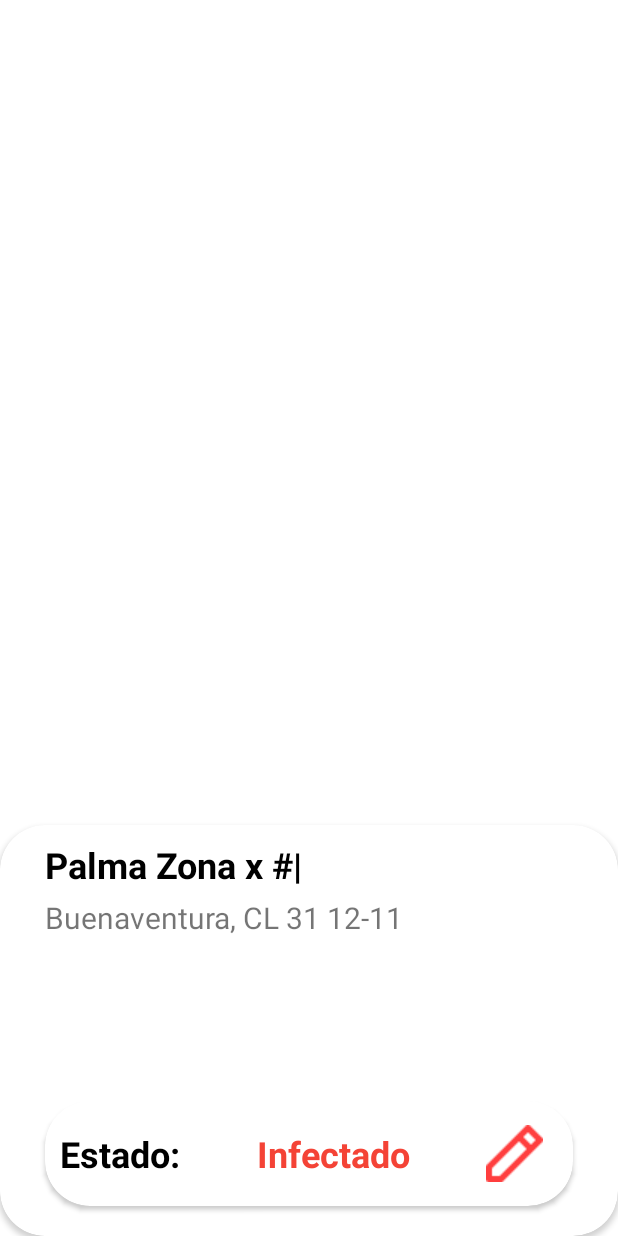
After one commit to anderson-154/SmarTree, an Android app: the fragment PinMapFragment shown on its own in the app's theme, on a phone screen of 412 x 824 dp. The commit adds this screen. Run offline under Robolectric (Android 15) with nearby library versions, the phone set to English and light mode, and no system bars.

Commit message:
feature(maps): Screens

```diff
--- a/app/build.gradle
+++ b/app/build.gradle
@@ -3,6 +3,7 @@ plugins {
     id 'org.jetbrains.kotlin.android'
     id 'kotlin-android-extensions'
     id 'com.google.gms.google-services'
+    id 'com.google.android.libraries.mapsplatform.secrets-gradle-plugin'
 }
 
 android {
@@ -49,6 +50,7 @@ dependencies {
     implementation 'com.google.firebase:firebase-auth-ktx:21.1.0'
     implementation 'com.google.firebase:firebase-firestore-ktx:24.4.3'
     implementation 'com.google.firebase:firebase-storage-ktx:20.1.0'
+    implementation 'com.google.android.gms:play-services-maps:18.1.0'
     testImplementation 'junit:junit:4.13.2'
     androidTestImplementation 'androidx.test.ext:junit:1.1.5'
     androidTestImplementation 'androidx.test.espresso:espresso-core:3.5.1'
--- /dev/null
+++ b/app/src/main/java/com/example/smartree/PinMapFragment.kt
@@ -0,0 +1,59 @@
+package com.example.smartree
+
+import android.os.Bundle
+import androidx.fragment.app.Fragment
+import android.view.LayoutInflater
+import android.view.View
+import android.view.ViewGroup
+
+// TODO: Rename parameter arguments, choose names that match
+// the fragment initialization parameters, e.g. ARG_ITEM_NUMBER
+private const val ARG_PARAM1 = "param1"
+private const val ARG_PARAM2 = "param2"
+
+/**
+ * A simple [Fragment] subclass.
+ * Use the [PinMapFragment.newInstance] factory method to
+ * create an instance of this fragment.
+ */
+class PinMapFragment : Fragment() {
+    // TODO: Rename and change types of parameters
+    private var param1: String? = null
+    private var param2: String? = null
+
+    override fun onCreate(savedInstanceState: Bundle?) {
+        super.onCreate(savedInstanceState)
+        arguments?.let {
+            param1 = it.getString(ARG_PARAM1)
+            param2 = it.getString(ARG_PARAM2)
+        }
+    }
+
+    override fun onCreateView(
+        inflater: LayoutInflater, container: ViewGroup?,
+        savedInstanceState: Bundle?
+    ): View? {
+        // Inflate the layout for this fragment
+        return inflater.inflate(R.layout.fragment_pin_map, container, false)
+    }
+
+    companion object {
+        /**
+         * Use this factory method to create a new instance of
+         * this fragment using the provided parameters.
+         *
+         * @param param1 Parameter 1.
+         * @param param2 Parameter 2.
+         * @return A new instance of fragment PinMapFragment.
+         */
+        // TODO: Rename and change types and number of parameters
+        @JvmStatic
+        fun newInstance(param1: String, param2: String) =
+            PinMapFragment().apply {
+                arguments = Bundle().apply {
+                    putString(ARG_PARAM1, param1)
+                    putString(ARG_PARAM2, param2)
+                }
+            }
+    }
+}
--- a/app/src/main/java/com/example/smartree/RegistrationActivity.kt
+++ b/app/src/main/java/com/example/smartree/RegistrationActivity.kt
@@ -56,6 +56,11 @@ class RegistrationActivity : AppCompatActivity() {
             finish()
         }
 
+        binding.signInTxt.setOnClickListener{
+            startActivity(Intent(this,LoginActivity::class.java))
+            finish()
+        }
+
     }
 
     private fun validate(email:String, password1:String, password2:String): Boolean {
--- a/app/src/main/java/com/example/smartree/model/Palm.kt
+++ b/app/src/main/java/com/example/smartree/model/Palm.kt
@@ -3,7 +3,8 @@ package com.example.smartree.model
 data class Palm (
     var id: String ="",
     var name: String="",
-    var coordinates: String="",
     var type: String="",
-    val sensor: String=""
+    val sensor: String="",
+    var lat: Double=0.0,
+    var lon: Double=0.0,
 )
--- /dev/null
+++ b/app/src/main/res/layout/fragment_pin_map.xml
@@ -0,0 +1,106 @@
+<?xml version="1.0" encoding="utf-8"?>
+<androidx.constraintlayout.widget.ConstraintLayout xmlns:android="http://schemas.android.com/apk/res/android"
+    xmlns:app="http://schemas.android.com/apk/res-auto"
+    xmlns:tools="http://schemas.android.com/tools"
+    android:layout_width="match_parent"
+    android:layout_height="match_parent">
+
+
+    <androidx.cardview.widget.CardView
+        android:layout_width="match_parent"
+        android:layout_height="0dp"
+        android:layout_marginTop="550dp"
+        app:cardCornerRadius="30dp"
+        app:layout_constraintBottom_toBottomOf="parent"
+        app:layout_constraintEnd_toEndOf="parent"
+        app:layout_constraintStart_toStartOf="parent"
+        app:layout_constraintTop_toTopOf="parent" >
+
+        <androidx.constraintlayout.widget.ConstraintLayout
+            android:layout_width="match_parent"
+            android:layout_height="match_parent">
+
+            <TextView
+                android:id="@+id/namePinTV"
+                android:layout_width="0dp"
+                android:layout_height="wrap_content"
+                android:layout_marginStart="30dp"
+                android:layout_marginTop="10dp"
+                android:layout_marginEnd="30dp"
+                android:text="Palma Zona x #|"
+                android:textColor="#000000"
+                android:textSize="24sp"
+                android:textStyle="bold"
+                app:layout_constraintEnd_toEndOf="parent"
+                app:layout_constraintStart_toStartOf="parent"
+                app:layout_constraintTop_toTopOf="parent" />
+
+            <TextView
+                android:id="@+id/addressPinTV"
+                android:layout_width="0dp"
+                android:layout_height="wrap_content"
+                android:layout_marginStart="30dp"
+                android:layout_marginTop="5dp"
+                android:layout_marginEnd="30dp"
+                android:text="Buenaventura, CL 31 12-11"
+                android:textSize="20sp"
+                app:layout_constraintEnd_toEndOf="parent"
+                app:layout_constraintStart_toStartOf="parent"
+                app:layout_constraintTop_toBottomOf="@+id/namePinTV" />
+
+            <androidx.cardview.widget.CardView
+                android:layout_width="match_parent"
+                android:layout_height="70dp"
+                android:layout_marginStart="30dp"
+                android:layout_marginEnd="30dp"
+                android:layout_marginBottom="20dp"
+                app:cardCornerRadius="30dp"
+                app:layout_constraintBottom_toBottomOf="parent"
+                app:layout_constraintEnd_toEndOf="parent"
+                app:layout_constraintStart_toStartOf="parent" >
+
+                <androidx.constraintlayout.widget.ConstraintLayout
+                    android:layout_width="match_parent"
+                    android:layout_height="match_parent">
+
+                    <TextView
+                        android:id="@+id/textView9"
+                        android:layout_width="wrap_content"
+                        android:layout_height="wrap_content"
+                        android:layout_marginStart="10dp"
+                        android:text="Estado:"
+                        android:textColor="#000000"
+                        android:textSize="24sp"
+                        android:textStyle="bold"
+                        app:layout_constraintBottom_toBottomOf="parent"
+                        app:layout_constraintStart_toStartOf="parent"
+                        app:layout_constraintTop_toTopOf="parent" />
+
+                    <TextView
+                        android:id="@+id/statePinTV"
+                        android:layout_width="wrap_content"
+                        android:layout_height="wrap_content"
+                        android:text="Infectado"
+                        android:textColor="#F44336"
+                        android:textSize="24sp"
+                        android:textStyle="bold"
+                        app:layout_constraintBottom_toBottomOf="parent"
+                        app:layout_constraintEnd_toStartOf="@+id/iconPin"
+                        app:layout_constraintStart_toEndOf="@+id/textView9"
+                        app:layout_constraintTop_toTopOf="parent" />
+
+                    <ImageView
+                        android:id="@+id/iconPin"
+                        android:layout_width="wrap_content"
+                        android:layout_height="wrap_content"
+                        android:layout_marginEnd="20dp"
+                        android:src="@drawable/edit_img"
+                        app:layout_constraintBottom_toBottomOf="parent"
+                        app:layout_constraintEnd_toEndOf="parent"
+                        app:layout_constraintTop_toTopOf="parent" />
+                </androidx.constraintlayout.widget.ConstraintLayout>
+            </androidx.cardview.widget.CardView>
+        </androidx.constraintlayout.widget.ConstraintLayout>
+    </androidx.cardview.widget.CardView>
+
+</androidx.constraintlayout.widget.ConstraintLayout>
--- a/build.gradle
+++ b/build.gradle
@@ -10,6 +10,7 @@ plugins {
     id 'com.android.application' version '7.1.2' apply false
     id 'com.android.library' version '7.1.2' apply false
     id 'org.jetbrains.kotlin.android' version '1.6.21' apply false
+    id 'com.google.android.libraries.mapsplatform.secrets-gradle-plugin' version '2.0.1' apply false
 }
 
 task clean(type: Delete) {
```
Also changed, not shown: app/src/main/AndroidManifest.xml (+16 -3 lines), app/src/main/java/com/example/smartree/MapsFragment.kt (added, +123 -0 lines), app/src/main/res/layout/fragment_maps.xml (added, +8 -0 lines).
